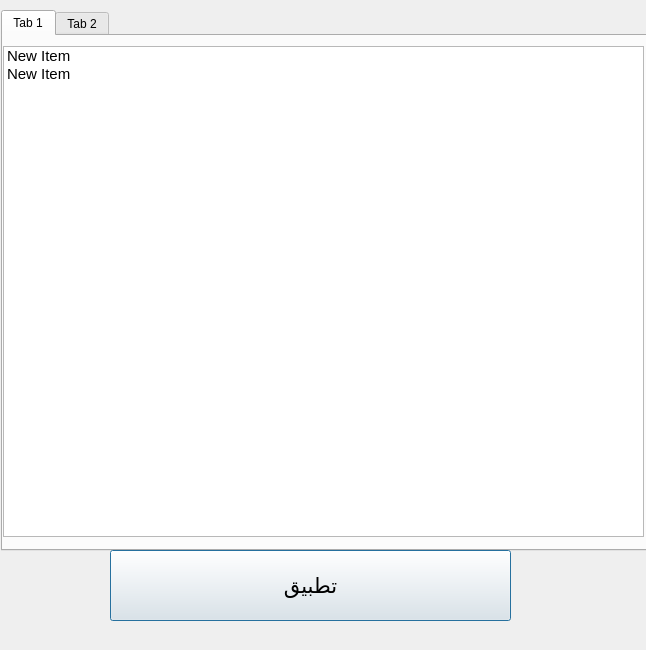
The window that a tahlel project 2/multipal analyst choice.ui (ameer810/analyst-pyqt5-project) describes before a commit, drawn with Qt 5.
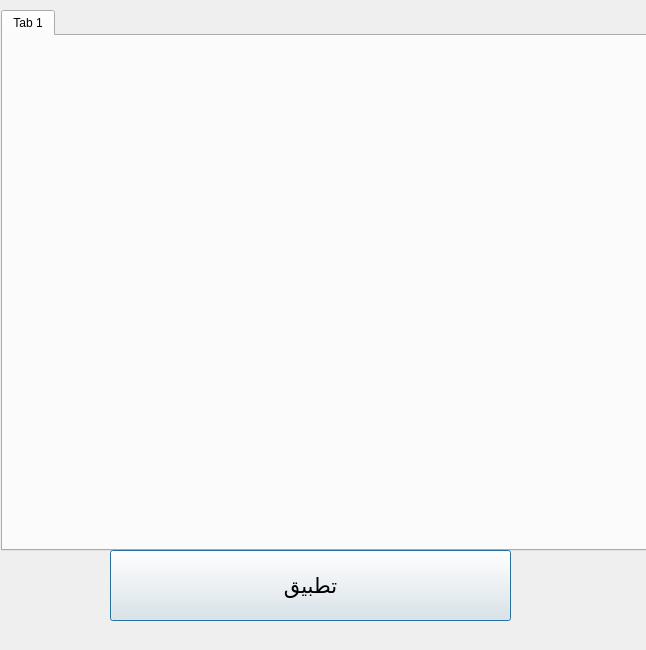
The same window after the commit. Icons and pictures are not drawn.

```diff
--- a/a tahlel project 2/multipal analyst choice.ui
+++ b/a tahlel project 2/multipal analyst choice.ui
@@ -2135,36 +2135,6 @@
     <attribute name="title">
      <string>Tab 1</string>
     </attribute>
-    <widget class="QListWidget" name="listWidget">
-     <property name="geometry">
-      <rect>
-       <x>0</x>
-       <y>10</y>
-       <width>641</width>
-       <height>491</height>
-      </rect>
-     </property>
-     <property name="font">
-      <font>
-       <pointsize>11</pointsize>
-      </font>
-     </property>
-     <item>
-      <property name="text">
-       <string>New Item</string>
-      </property>
-     </item>
-     <item>
-      <property name="text">
-       <string>New Item</string>
-      </property>
-     </item>
-    </widget>
-   </widget>
-   <widget class="QWidget" name="tab_2">
-    <attribute name="title">
-     <string>Tab 2</string>
-    </attribute>
    </widget>
   </widget>
   <widget class="QPushButton" name="pushButton">
```
